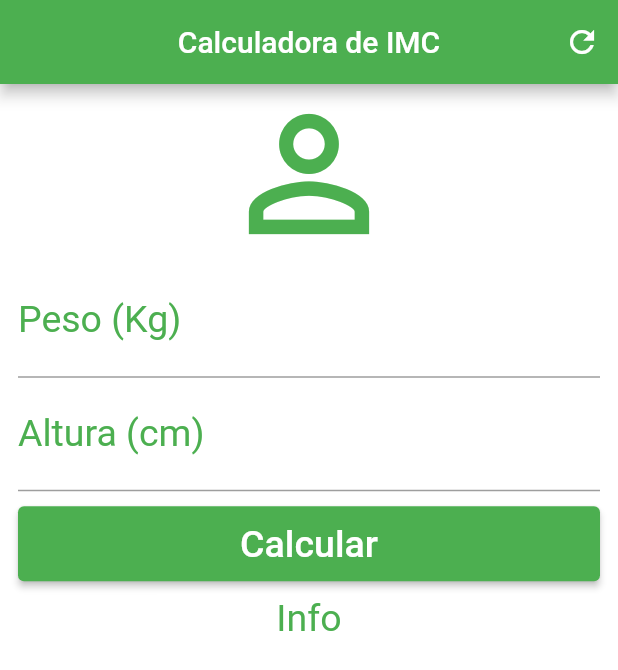
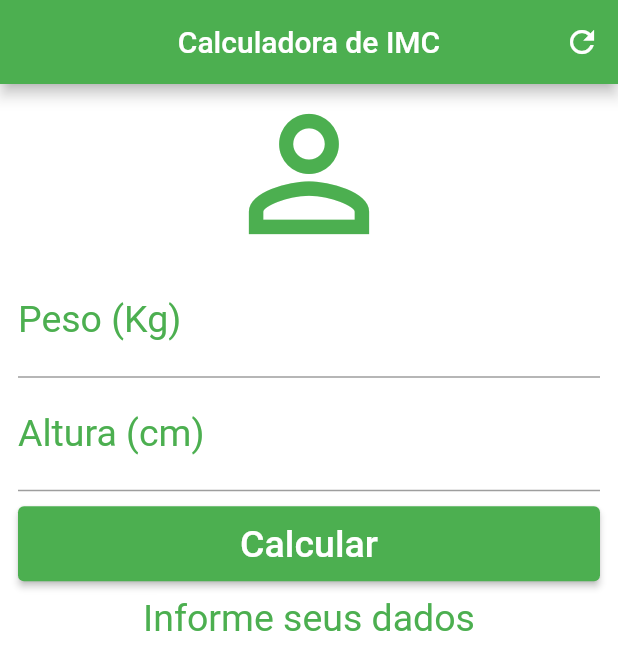
Before and after one commit to gagjunior/flutter-calculadora-imc, a Flutter app: the screen it shows after launch, after a tap on "Calcular", on a phone screen of 412 x 824 dp. Shown: the top 670 px of the screen. Run offline on Flutter 3.47's test engine with Material 2 defaults, Android fonts, the phone set to English and light mode, and no system bars.

Commit message:
Iplementando calculo e a exibição do IMC

```diff
--- a/lib/main.dart
+++ b/lib/main.dart
@@ -1,7 +1,7 @@
 import 'package:flutter/material.dart';
 
 void main() {
-  runApp(MaterialApp(
+  runApp(const MaterialApp(
     debugShowCheckedModeBanner: false,
     home: Home(),
   ));
@@ -15,6 +15,32 @@
 }
 
 class _HomeState extends State<Home> {
+  TextEditingController weightController = TextEditingController();
+  TextEditingController heightController = TextEditingController();
+
+  String _infoText = 'Informe seus dados';
+
+  void _resetFields() {
+    setState(() {
+    weightController.text = '';
+    heightController.text = '';
+    _infoText = 'Informe seus dados';
+    });
+  }
+
+  void _calculate() {
+    setState(() {
+      double weight = double.parse(weightController.text);
+      double height = double.parse(heightController.text) / 100;
+      double imc = weight / (height * height);
+      if (imc < 18.6) {
+        _infoText = 'Abaixo do peso (${imc.toStringAsPrecision(4)})';
+      } else if (imc >= 18.6 && imc < 24.9) {
+        _infoText = 'Peso ideal (${imc.toStringAsPrecision(4)})';
+      }
+    });
+  }
+
   @override
   Widget build(BuildContext context) {
     return Scaffold(
@@ -26,14 +52,14 @@
         backgroundColor: Colors.green,
         actions: [
           IconButton(
-            onPressed: () {},
-            icon: Icon(Icons.refresh),
+            onPressed: _resetFields,
+            icon: const Icon(Icons.refresh),
           ),
         ],
       ),
       backgroundColor: Colors.white,
       body: SingleChildScrollView(
-        padding: EdgeInsets.symmetric(horizontal: 12),
+        padding: const EdgeInsets.symmetric(horizontal: 12),
         child: Column(
           crossAxisAlignment: CrossAxisAlignment.stretch,
           children: [
@@ -42,7 +68,8 @@
               size: 120,
               color: Colors.green,
             ),
-            const TextField(
+            TextField(
+              controller: weightController,
               keyboardType: TextInputType.number,
               textAlign: TextAlign.center,
               style: TextStyle(
@@ -56,7 +83,8 @@
                 ),
               ),
             ),
-            const TextField(
+            TextField(
+              controller: heightController,
               keyboardType: TextInputType.number,
               textAlign: TextAlign.center,
               style: TextStyle(
@@ -71,13 +99,13 @@
               ),
             ),
             Container(
-              margin: EdgeInsets.symmetric(vertical: 10),
+              margin: const EdgeInsets.symmetric(vertical: 10),
               height: 50,
               child: ElevatedButton(
                 style: ElevatedButton.styleFrom(
                   primary: Colors.green,
                 ),
-                onPressed: () {},
+                onPressed: _calculate,
                 child: const Text(
                   'Calcular',
                   style: TextStyle(
@@ -88,7 +116,7 @@
               ),
             ),
             Text(
-              'Info',
+              _infoText,
               textAlign: TextAlign.center,
               style: TextStyle(
                 color: Colors.green,
```
